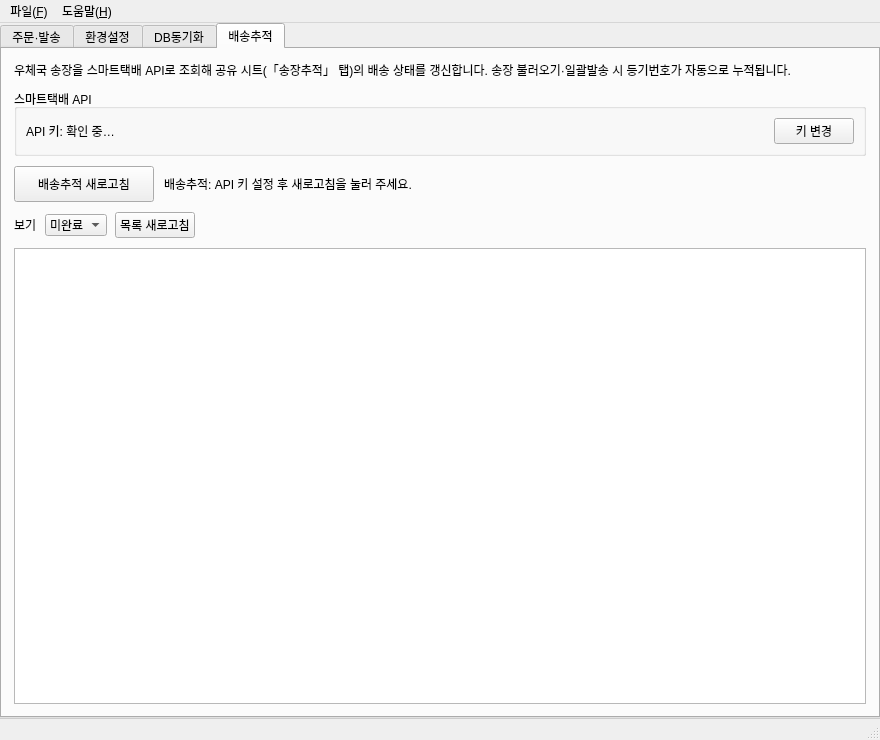
Old version of the form ui/main_window.ui in the repository Peanut0711/easy-fulfill.
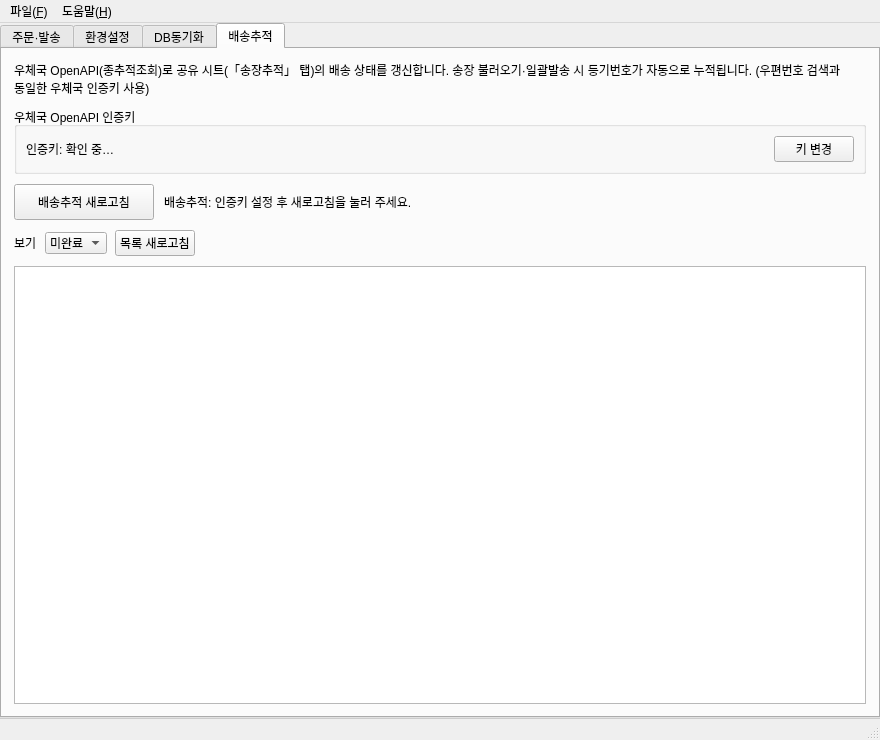
New version of the form. The open tabs and pages were chosen to show the change.

Commit message:
fix: 배송추적을 스마트택배→우체국 OpenAPI 종추적조회로 교체
- 잘못 적용한 스마트택배(JSON) 제거(smart_tracker.py 삭제) →
  kpost_tracker.py 신설: 우체국 KpostPortal openapi(target=trace) XML 파싱
- 인증키를 우편번호 검색과 동일한 우체국 regkey(kpost_regkey)로 통일
  (키 하나로 우편번호+종추적; _get_kpost_regkey 재사용)
- 공유 「설정」 탭 키를 kpost_regkey 단일값으로 단순화(t_code 제거)
- 완료판정: 응답에 "배달완료" 포함 여부 / ERR-001=정보없음(실패 아님),
  ERR-131=부하차단 시 조회 중단, 그 외=실패로 비고 기록
- UI 문구 우체국 OpenAPI 인증키로 변경

What changed in the file:
```diff
--- a/ui/main_window.ui
+++ b/ui/main_window.ui
@@ -1307,7 +1307,7 @@
         <item>
          <widget class="QLabel" name="label_tracking_intro">
           <property name="text">
-           <string>우체국 송장을 스마트택배 API로 조회해 공유 시트(「송장추적」 탭)의 배송 상태를 갱신합니다. 송장 불러오기·일괄발송 시 등기번호가 자동으로 누적됩니다.</string>
+           <string>우체국 OpenAPI(종추적조회)로 공유 시트(「송장추적」 탭)의 배송 상태를 갱신합니다. 송장 불러오기·일괄발송 시 등기번호가 자동으로 누적됩니다. (우편번호 검색과 동일한 우체국 인증키 사용)</string>
           </property>
           <property name="wordWrap">
            <bool>true</bool>
@@ -1317,7 +1317,7 @@
         <item>
          <widget class="QGroupBox" name="groupBox_tracking_api">
           <property name="title">
-           <string>스마트택배 API</string>
+           <string>우체국 OpenAPI 인증키</string>
           </property>
           <layout class="QHBoxLayout" name="horizontalLayout_tracking_api">
            <property name="spacing">
@@ -1332,7 +1332,7 @@
               </sizepolicy>
              </property>
              <property name="text">
-              <string>API 키: 확인 중…</string>
+              <string>인증키: 확인 중…</string>
              </property>
              <property name="wordWrap">
               <bool>true</bool>
@@ -1400,7 +1400,7 @@
              </sizepolicy>
             </property>
             <property name="text">
-             <string>배송추적: API 키 설정 후 새로고침을 눌러 주세요.</string>
+             <string>배송추적: 인증키 설정 후 새로고침을 눌러 주세요.</string>
             </property>
             <property name="wordWrap">
              <bool>true</bool>
```
Left out of the diff: 4 changed lines with no effect on the pictures. The commit also changes 3 other files.
